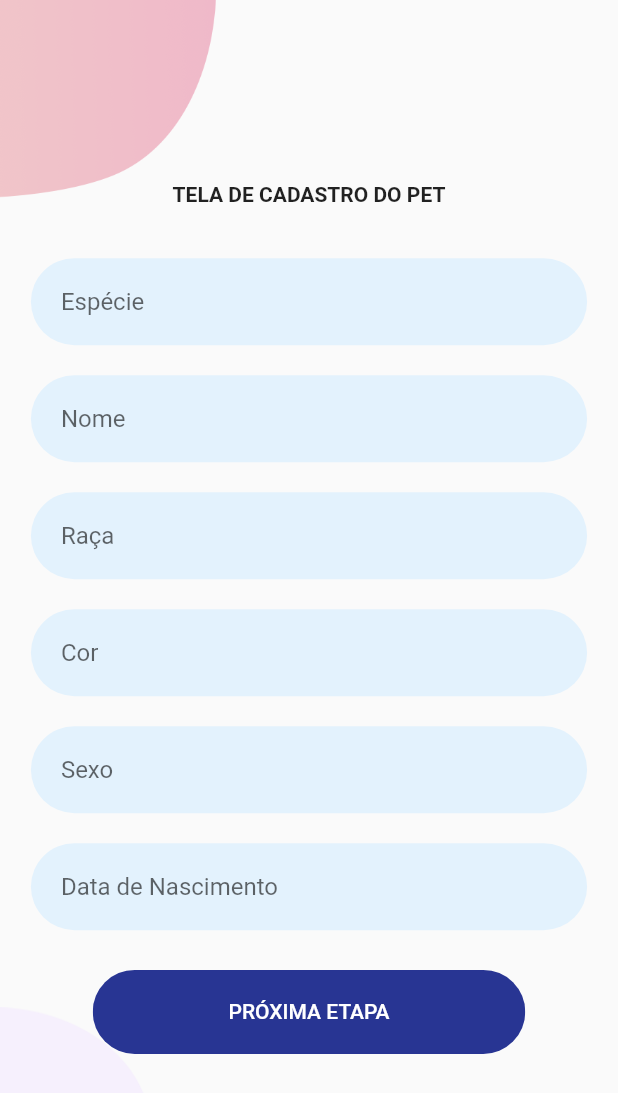
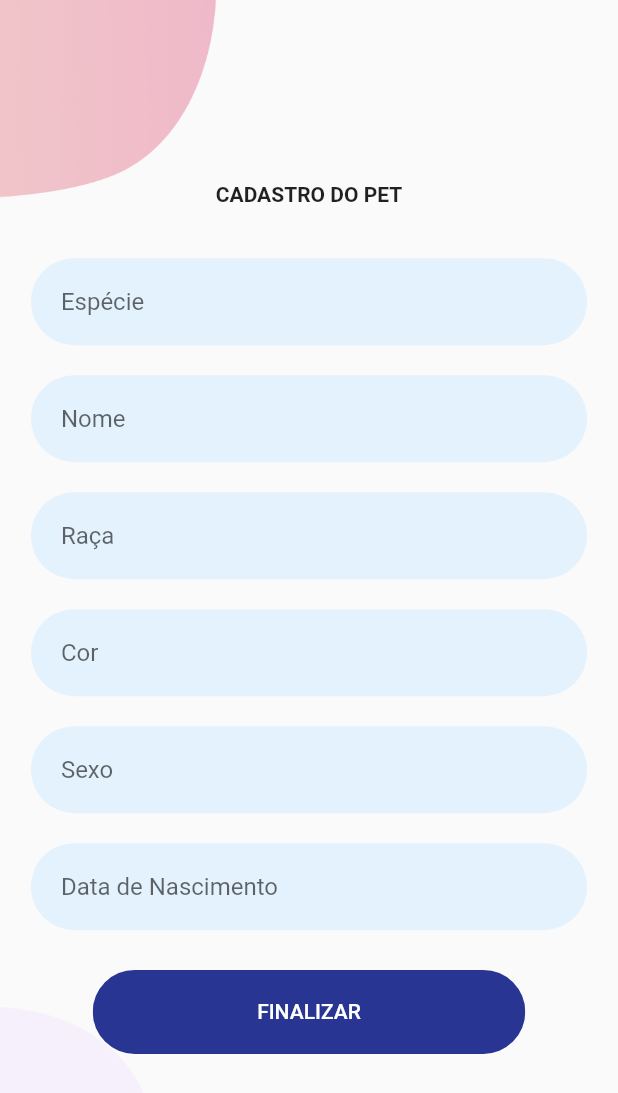
Before and after one commit to RafVidal/VetConnect, a Flutter app: the TelaCadastroPet screen opened directly, on a phone screen of 412 x 824 dp. Shown: the top 1093 px of the screen. Run offline on Flutter 3.47's test engine with Material 2 defaults, Android fonts, the phone set to English and light mode, and no system bars; our stand-ins replace flutter_dotenv.

Commit message:
Fiz nada nisso aq

```diff
--- a/app/lib/main.dart
+++ b/app/lib/main.dart
@@ -3,7 +3,6 @@ import 'package:vetconnect/views/Inicial/tela_inicial.dart';
 import 'package:flutter_dotenv/flutter_dotenv.dart';
 
 void main() async {
-  await dotenv.load(fileName: ".env");
   runApp(MyApp());
 }
 
--- a/app/lib/views/Cadastro_Pet/componentes/body.dart
+++ b/app/lib/views/Cadastro_Pet/componentes/body.dart
@@ -10,7 +10,7 @@ class Body extends StatelessWidget {
         mainAxisAlignment: MainAxisAlignment.center,
         children: <Widget>[
           Text(
-            "TELA DE CADASTRO DO PET",
+            "CADASTRO DO PET",
             style: TextStyle(fontWeight: FontWeight.bold),
           ),
           SizedBox(height: size.height * 0.03),
@@ -114,7 +114,7 @@ class Body extends StatelessWidget {
                 color: Colors.indigo[800],
                 onPressed: () {},
                 child: Text(
-                  "PRÓXIMA ETAPA",
+                  "FINALIZAR",
                   style: TextStyle(color: Colors.white),
                 ),
               ),
```
